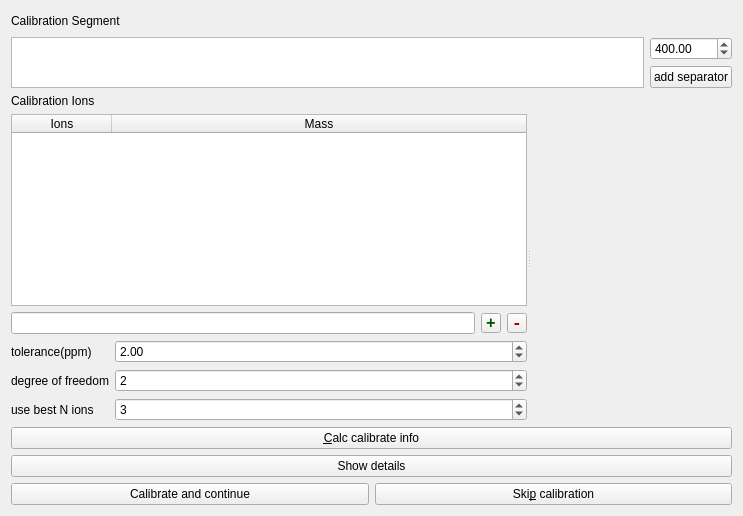
Before: the Qt Designer form Orbitool/UI/Calibration.ui in l460289052/Orbitool, drawn with Qt 5.
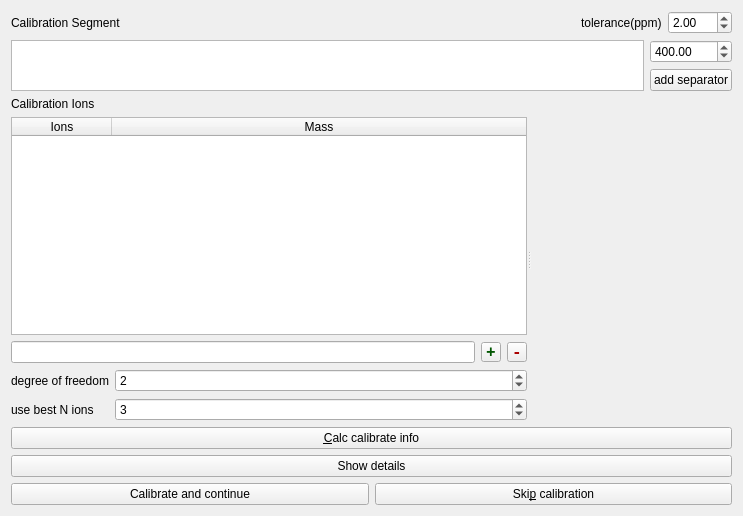
After: the same form once the commit is applied.

Patch:
```diff
--- a/Orbitool/UI/Calibration.ui
+++ b/Orbitool/UI/Calibration.ui
@@ -15,11 +15,54 @@
   </property>
   <layout class="QVBoxLayout" name="verticalLayout">
    <item>
-    <widget class="QLabel" name="label">
-     <property name="text">
-      <string>Calibration Segment</string>
-     </property>
-    </widget>
+    <layout class="QHBoxLayout" name="horizontalLayout_2">
+     <item>
+      <widget class="QLabel" name="label">
+       <property name="text">
+        <string>Calibration Segment</string>
+       </property>
+      </widget>
+     </item>
+     <item>
+      <spacer name="horizontalSpacer">
+       <property name="orientation">
+        <enum>Qt::Horizontal</enum>
+       </property>
+       <property name="sizeHint" stdset="0">
+        <size>
+         <width>40</width>
+         <height>20</height>
+        </size>
+       </property>
+      </spacer>
+     </item>
+     <item>
+      <widget class="QLabel" name="rtolLabel">
+       <property name="text">
+        <string>tolerance(ppm)</string>
+       </property>
+      </widget>
+     </item>
+     <item>
+      <widget class="QDoubleSpinBox" name="rtolDoubleSpinBox">
+       <property name="sizePolicy">
+        <sizepolicy hsizetype="Preferred" vsizetype="Fixed">
+         <horstretch>0</horstretch>
+         <verstretch>0</verstretch>
+        </sizepolicy>
+       </property>
+       <property name="minimum">
+        <double>0.010000000000000</double>
+       </property>
+       <property name="maximum">
+        <double>999.990000000000009</double>
+       </property>
+       <property name="value">
+        <double>2.000000000000000</double>
+       </property>
+      </widget>
+     </item>
+    </layout>
    </item>
    <item>
     <layout class="QHBoxLayout" name="horizontalLayout_3">
@@ -298,39 +341,13 @@
        <item>
         <layout class="QFormLayout" name="formLayout_6">
          <item row="0" column="0">
-          <widget class="QLabel" name="rtolLabel">
-           <property name="text">
-            <string>tolerance(ppm)</string>
-           </property>
-          </widget>
-         </item>
-         <item row="0" column="1">
-          <widget class="QDoubleSpinBox" name="rtolDoubleSpinBox">
-           <property name="sizePolicy">
-            <sizepolicy hsizetype="Preferred" vsizetype="Fixed">
-             <horstretch>0</horstretch>
-             <verstretch>0</verstretch>
-            </sizepolicy>
-           </property>
-           <property name="minimum">
-            <double>0.010000000000000</double>
-           </property>
-           <property name="maximum">
-            <double>999.990000000000009</double>
-           </property>
-           <property name="value">
-            <double>2.000000000000000</double>
-           </property>
-          </widget>
-         </item>
-         <item row="1" column="0">
           <widget class="QLabel" name="degreeLabel">
            <property name="text">
             <string>degree of freedom</string>
            </property>
           </widget>
          </item>
-         <item row="1" column="1">
+         <item row="0" column="1">
           <widget class="QSpinBox" name="degreeSpinBox">
            <property name="sizePolicy">
             <sizepolicy hsizetype="Preferred" vsizetype="Fixed">
@@ -349,14 +366,14 @@
            </property>
           </widget>
          </item>
-         <item row="2" column="0">
+         <item row="1" column="0">
           <widget class="QLabel" name="nIonsLabel">
            <property name="text">
             <string>use best N ions</string>
            </property>
           </widget>
          </item>
-         <item row="2" column="1">
+         <item row="1" column="1">
           <widget class="QSpinBox" name="nIonsSpinBox">
            <property name="sizePolicy">
             <sizepolicy hsizetype="Preferred" vsizetype="Fixed">
```
